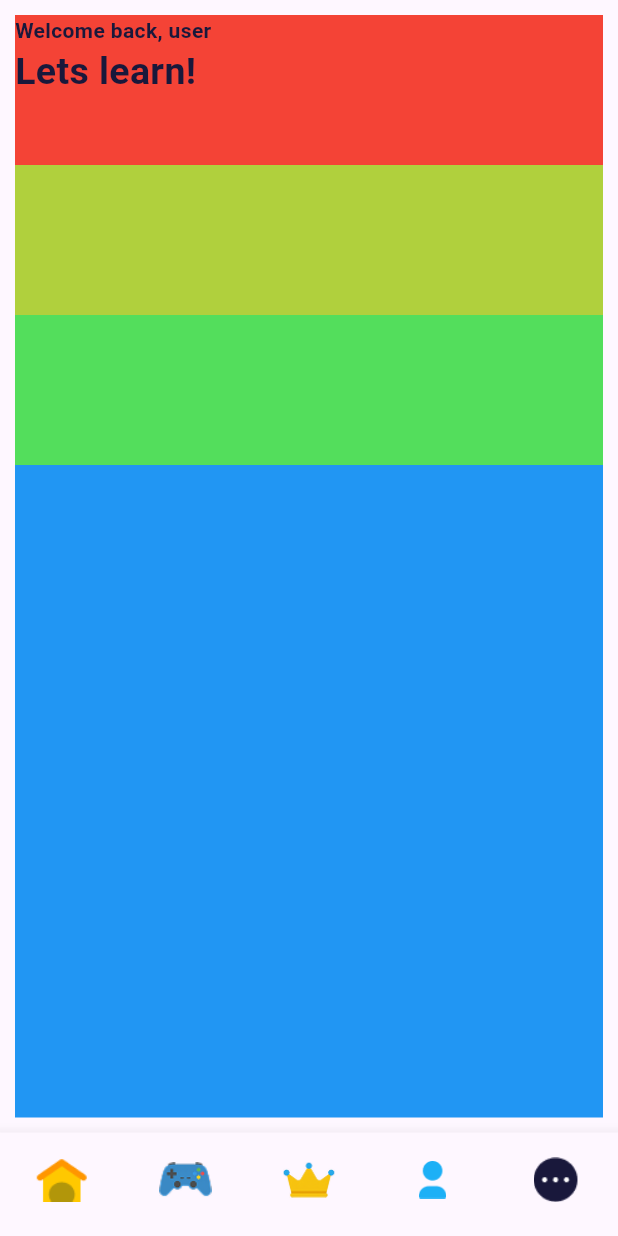
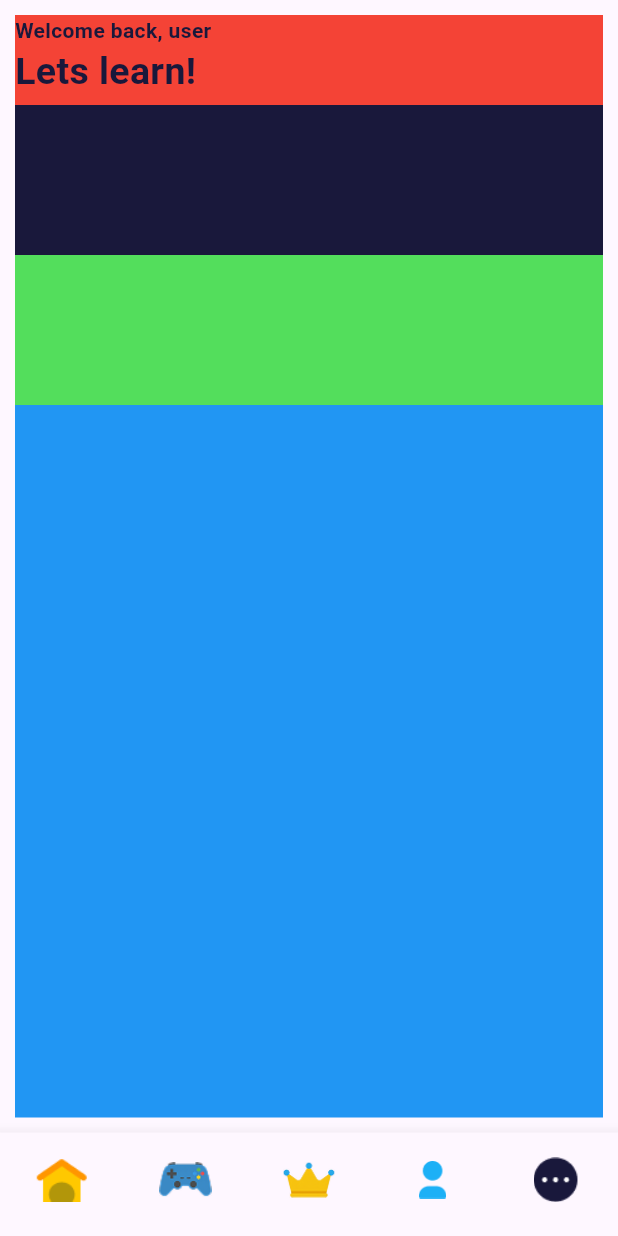
Before and after one commit to Eruumaa/Nexcash_Repo, a Flutter app: the screen it shows after launch, on a phone screen of 412 x 824 dp. Run offline on Flutter 3.47's test engine with Material 3 defaults, Android fonts, the phone set to English and light mode, and no system bars; statements that could not run were skipped.

Commit message:
mengantur icons dan mendesain home

```diff
--- a/lib/views/screens/home_screens.dart
+++ b/lib/views/screens/home_screens.dart
@@ -15,7 +15,7 @@ class HomeScreens extends StatelessWidget {
             children: [
               Container(
                 width: double.infinity,
-                height: 100,
+                height: 60,
                 decoration: BoxDecoration(
                   color: Colors.red
                 ),
@@ -31,7 +31,8 @@ class HomeScreens extends StatelessWidget {
                 width: double.infinity,
                 height: 100,
                 decoration: BoxDecoration(
-                  color: const Color.fromARGB(255, 176, 208, 61)
+                  borderRadius: ,
+                  color: const Color.fromARGB(255, 25, 24, 59)
                 ),
               ),
               Container(
```
